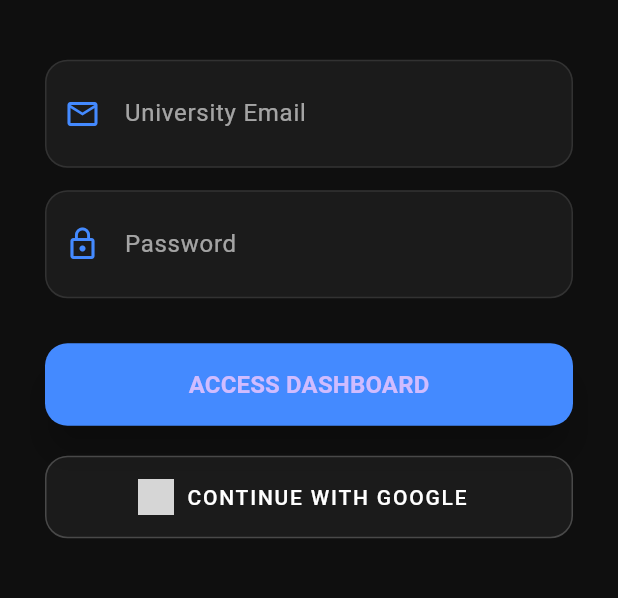
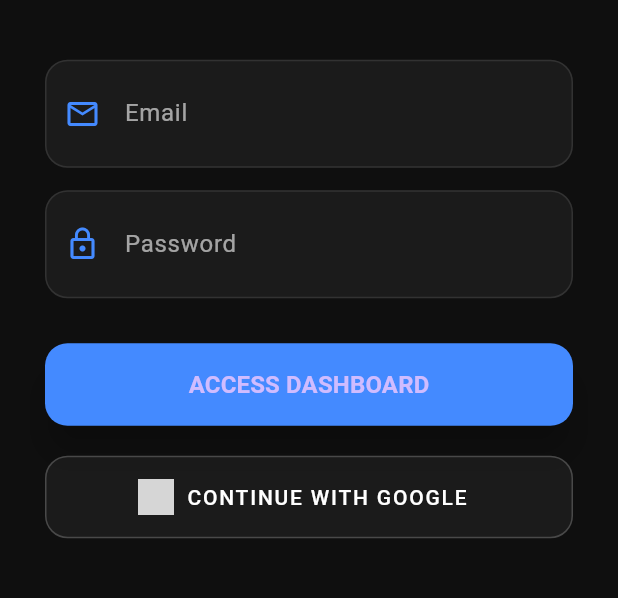
Before and after one commit to Tirthbisen/Academix, a Flutter app: the screen it shows after launch, on a phone screen of 412 x 824 dp, the part 454-1052 px from its top. Run offline on Flutter 3.47's test engine with Material 3 defaults, Android fonts, the phone set to English and light mode, and no system bars; our stand-ins replace cloud_firestore, firebase_auth, firebase_core, firebase_messaging, flutter_local_notifications, google_sign_in and 3 more; accounts and stored records are empty; network calls fail; grey boxes are pictures that could not be loaded.

```diff
--- a/lib/login_page.dart
+++ b/lib/login_page.dart
@@ -121,7 +121,7 @@ class _LoginPageState extends State<LoginPage>
                   const SizedBox(height: 40),
                   _buildGlassTextField(
                     _emailController,
-                    "University Email",
+                    "Email",
                     Icons.email_outlined,
                   ),
                   const SizedBox(height: 15),
```
Also changed, not shown: 2 other files.
